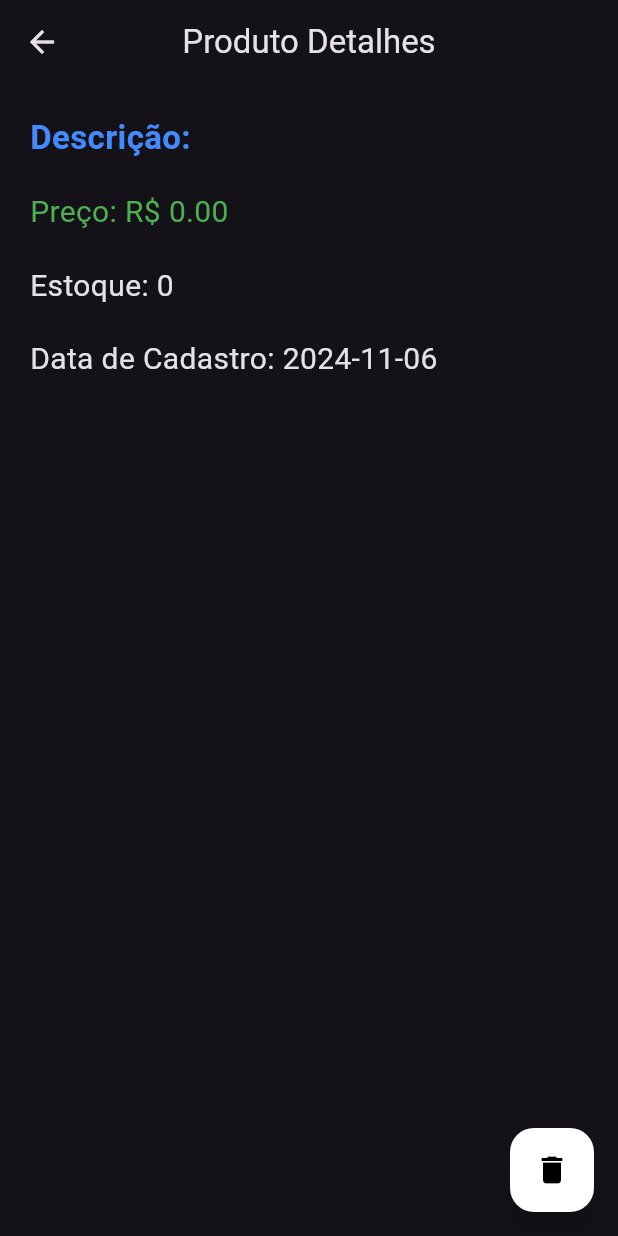
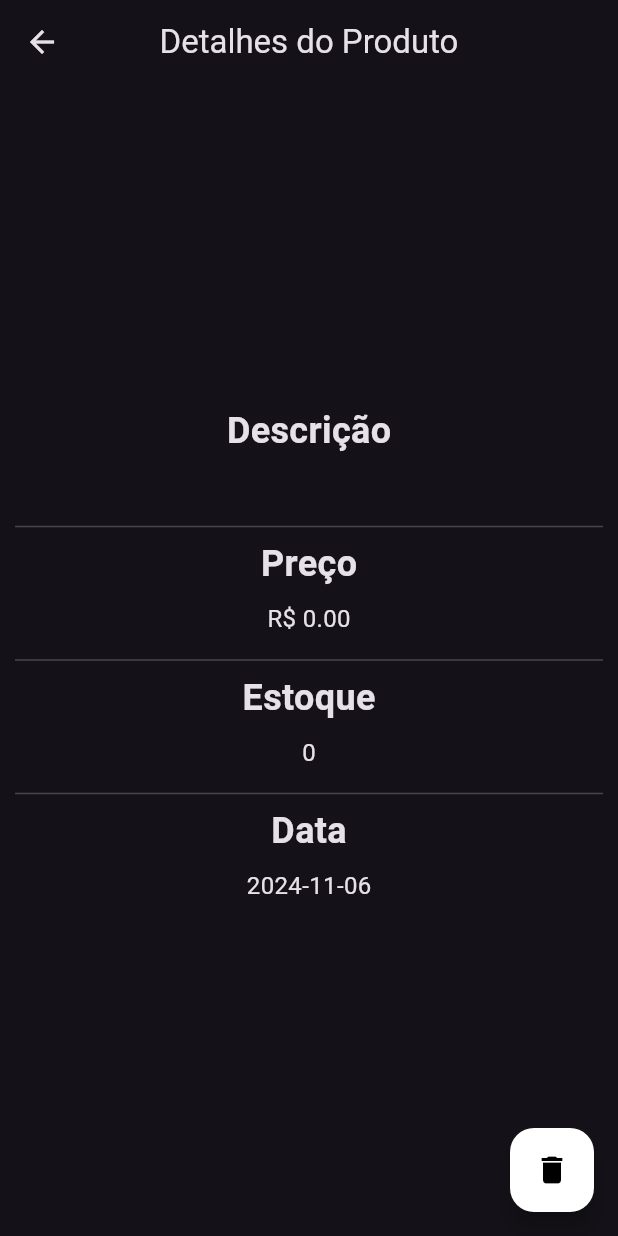
Before and after one commit to viictor1/produto_front, a Flutter app: the ProdutoDetail screen opened directly with empty values, on a phone screen of 412 x 824 dp. Run offline on Flutter 3.47's test engine with Material 3 defaults, Android fonts, the light colour scheme and no system bars; network calls fail.

Commit message:
estilo pagina de detalhes

```diff
--- a/lib/views/produtoDetail.dart
+++ b/lib/views/produtoDetail.dart
@@ -42,39 +42,76 @@ class ProdutoDetail extends StatelessWidget {
 
     return Scaffold(
       appBar: AppBar(
-        title: Text('Produto Detalhes'),
+        title: Text('Detalhes do Produto'),
         centerTitle: true,
       ),
-      body: Padding(
-        padding: EdgeInsets.all(20),
-        child: Center(
+      body: Center(
+        child: Padding(
+          padding: EdgeInsets.all(10),
           child: Container(
             width: 500,
             child: Column(
+              mainAxisAlignment: MainAxisAlignment.center,
               crossAxisAlignment: CrossAxisAlignment.start,
               children: <Widget>[
-                Text(
-                  'Descrição: ${produto.descricao}',
-                  style: TextStyle(
-                    fontSize: 22,
-                    fontWeight: FontWeight.bold,
-                    color: Colors.blueAccent,
+                Center(
+                  child: Text(
+                    'Descrição',
+                    style: TextStyle(fontSize: 24, fontWeight: FontWeight.bold),
                   ),
                 ),
-                SizedBox(height: 20),
-                Text(
-                  'Preço: R\$ ${produto.preco.toStringAsFixed(2)}',
-                  style: TextStyle(fontSize: 20, color: Colors.green),
+                Container(
+                  alignment: Alignment.center,
+                  padding: EdgeInsets.symmetric(vertical: 8.0),
+                  child: Text(
+                    produto.descricao,
+                    style: TextStyle(fontSize: 16),
+                  ),
                 ),
-                SizedBox(height: 20),
-                Text(
-                  'Estoque: ${produto.estoque}',
-                  style: TextStyle(fontSize: 20),
+                Divider(),
+                Center(
+                  child: Text(
+                    'Preço',
+                    style: TextStyle(fontSize: 24, fontWeight: FontWeight.bold),
+                  ),
                 ),
-                SizedBox(height: 20),
-                Text(
-                  'Data de Cadastro: ${produto.data.toLocal().toString().split(' ')[0]}',
-                  style: TextStyle(fontSize: 20),
+                Container(
+                  alignment: Alignment.center,
+                  padding: EdgeInsets.symmetric(vertical: 8.0),
+                  child: Text(
+                    'R\$ ${produto.preco.toStringAsFixed(2)}',
+                    style: TextStyle(fontSize: 16),
+                  ),
+                ),
+                Divider(),
+                Center(
+                  child: Text(
+                    'Estoque',
+                    style: TextStyle(fontSize: 24, fontWeight: FontWeight.bold),
+                  ),
+                ),
+                Container(
+                  alignment: Alignment.center,
+                  padding: EdgeInsets.symmetric(vertical: 8.0),
+                  child: Text(
+                    '${produto.estoque}',
+                    style: TextStyle(fontSize: 16),
+                  ),
+                ),
+                Divider(),
+                Center(
+                  child: Text(
+                    'Data',
+                    style: TextStyle(fontSize: 24, fontWeight: FontWeight.bold),
+                  ),
+                ),
+                Container(
+                  alignment: Alignment.center,
+                  padding: EdgeInsets.symmetric(vertical: 8.0),
+                  child: Text(
+                    '${produto.data.toLocal().toString().split(' ')[0]}',
+                    style: TextStyle(fontSize: 16),
+                  ),
                 ),
               ],
             ),
```
